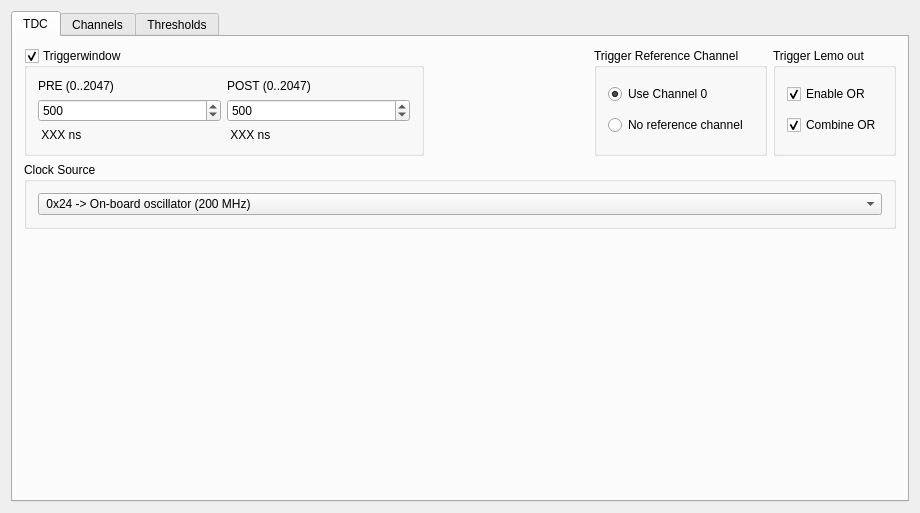
The window that mbspex/gui/qt/tamexpadi/TamexPadiWidget.ui (gsi-ee/drivers) describes before a commit, drawn with Qt 5.
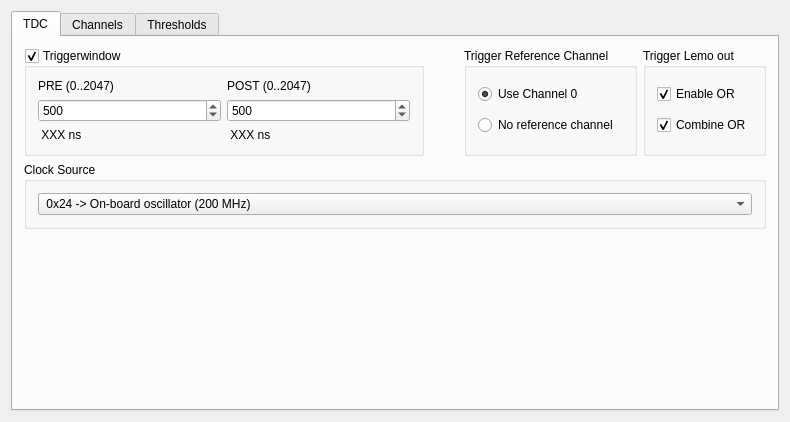
The same window after the commit.

Commit message: mbspex tamexpadi gui: Added autoapply funcs for triggerwindow, clocksource, refchannel etc. Introduced new macro GOSIP_AUTOAPPLY to framework.

```diff
--- a/mbspex/gui/qt/tamexpadi/TamexPadiWidget.ui
+++ b/mbspex/gui/qt/tamexpadi/TamexPadiWidget.ui
@@ -6,8 +6,8 @@
    <rect>
     <x>0</x>
     <y>0</y>
-    <width>920</width>
-    <height>513</height>
+    <width>790</width>
+    <height>422</height>
    </rect>
   </property>
   <property name="windowTitle">
@@ -120,7 +120,7 @@
          </property>
          <property name="sizeHint" stdset="0">
           <size>
-           <width>158</width>
+           <width>28</width>
            <height>20</height>
           </size>
          </property>
@@ -237,7 +237,7 @@
          <property name="sizeHint" stdset="0">
           <size>
            <width>20</width>
-           <height>275</height>
+           <height>184</height>
           </size>
          </property>
         </spacer>
```
Left out of the diff: 2 changed lines with no effect on the pictures. The commit also changes 4 other files.
